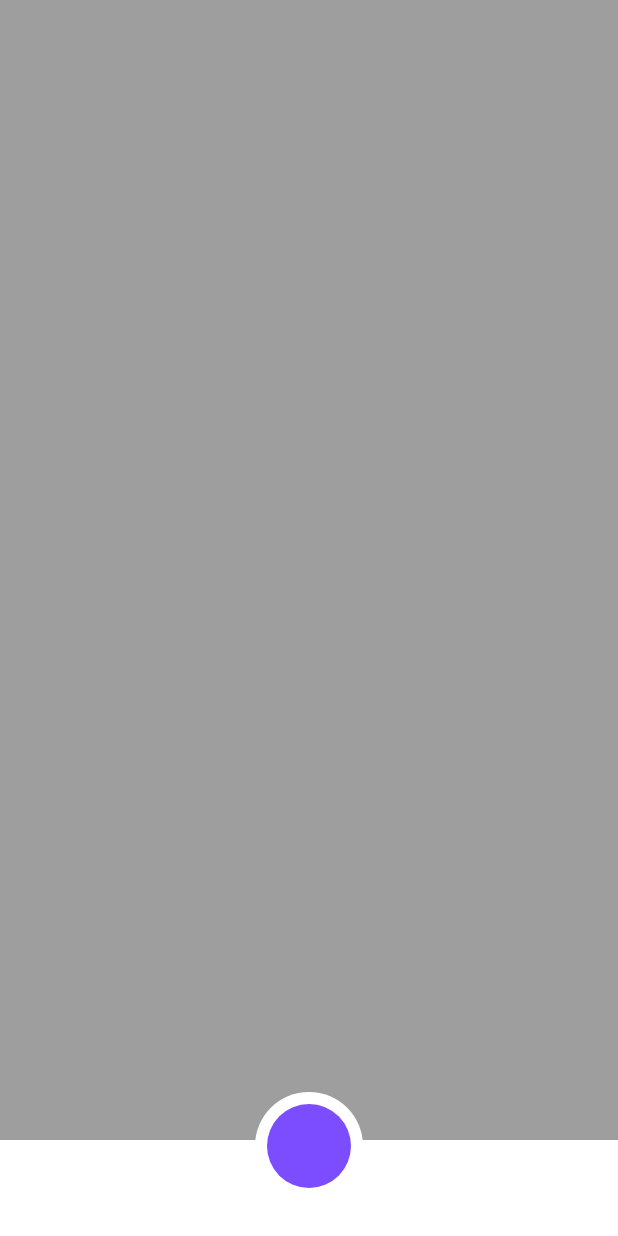
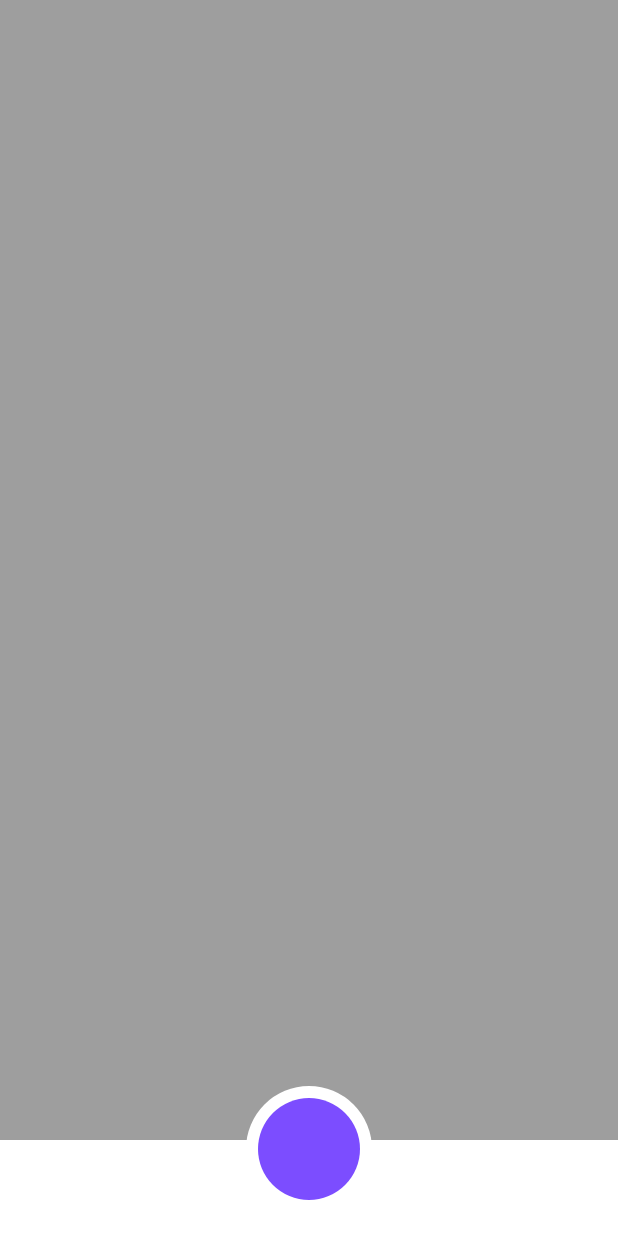
Before and after one commit to JAICHANGPARK/flutter_notebook_18th_story, a Flutter app: the screen it shows after launch, on a phone screen of 412 x 824 dp. Run offline on Flutter 3.47's test engine with Material 2 defaults, Android fonts, the phone set to English and light mode, and no system bars; our stand-ins replace cached_network_image, flutter_riverpod, go_router.

Commit message:
Update food_delivery_home_screen.dart

```diff
--- a/lib/ep1054_food_delivery_app/src/ui/food_delivery_home_screen.dart
+++ b/lib/ep1054_food_delivery_app/src/ui/food_delivery_home_screen.dart
@@ -31,11 +31,11 @@ class _FoodDeliveryHomeScreenState extends State<FoodDeliveryHomeScreen> {
             Positioned(
               left: 0,
               right: 0,
-              bottom: 24,
+              bottom: 16,
               child: Center(
                 child: Container(
-                  height: 72,
-                  width: 72,
+                  height: 84,
+                  width: 84,
                   padding: EdgeInsets.all(8),
                   decoration: BoxDecoration(
                     color: Colors.white,
```
